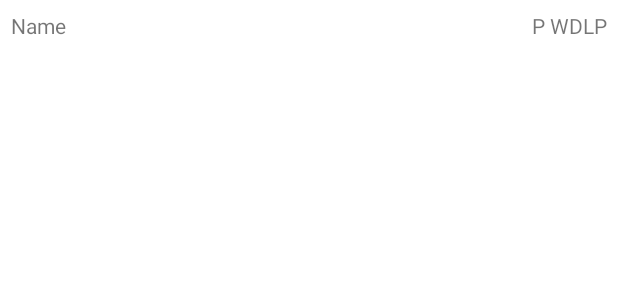
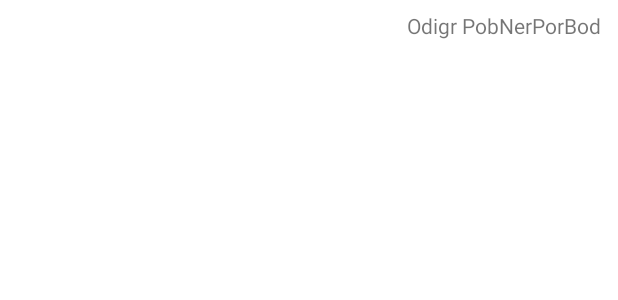
Before and after one commit to lcubakovic/HNLovac, an Android app: the layout item_table.xml on its own in the app's theme, with its tools: preview values and no code run, on a phone screen of 412 x 824 dp. Shown: the top 300 px of the screen. Run offline under Robolectric (Android 15) with nearby library versions, the phone set to English and light mode, and no system bars.

Commit message:
HNlovac tablev2

```diff
--- a/app/src/main/java/cubakoviclv1/ferit/hnlovac/api/ApiInterface.kt
+++ b/app/src/main/java/cubakoviclv1/ferit/hnlovac/api/ApiInterface.kt
@@ -1,14 +1,20 @@
 package cubakoviclv1.ferit.hnlovac.api
 import cubakoviclv1.ferit.hnlovac.model.StandingModel
+import cubakoviclv1.ferit.hnlovac.model.TeamsModel
 import retrofit2.Response
 import retrofit2.http.GET
 import retrofit2.http.Query
 
 interface ApiInterface {
-
     @GET("/api/v1/soccer/standings")
     suspend fun getStandings
             (@Query ("apikey") apiKey: String,
             @Query("season_id") season_id: String
             ): Response<StandingModel>
+
+    @GET("/api/v1/soccer/teams")
+    suspend fun getTeams
+            (@Query ("apikey") apiKey: String,
+             @Query("country_id") country_id: String
+            ): Response<TeamsModel>
     }
--- a/app/src/main/java/cubakoviclv1/ferit/hnlovac/api/Api_inf.kt
+++ b/app/src/main/java/cubakoviclv1/ferit/hnlovac/api/Api_inf.kt
@@ -6,6 +6,9 @@ object Api_inf {
 
     val BASE_URL = "https://app.sportdataapi.com/"
 
+
     val SEASON_ID = "1987"
 
+    val COUNTRY_ID = "35"
+
 }
--- a/app/src/main/java/cubakoviclv1/ferit/hnlovac/ui/StandingsFragment.kt
+++ b/app/src/main/java/cubakoviclv1/ferit/hnlovac/ui/StandingsFragment.kt
@@ -24,7 +24,6 @@ import androidx.recyclerview.widget.RecyclerView
 import com.mikepenz.fastadapter.dsl.genericFastAdapter
 import cubakoviclv1.ferit.hnlovac.StandingsAdapter
 import cubakoviclv1.ferit.hnlovac.databinding.FragmentStandingsBinding
-import cubakoviclv1.ferit.hnlovac.databinding.ItemLayoutBinding
 import cubakoviclv1.ferit.hnlovac.model.DataX
 import cubakoviclv1.ferit.hnlovac.model.Standing
 import kotlinx.coroutines.channels.consumesAll
@@ -56,12 +55,13 @@ class StandingsFragment : Fragment() {
         lifecycleScope.launch (Dispatchers.IO) {
 
             val result = standingsApi.getStandings(Api_inf.API_KEY, Api_inf.SEASON_ID)
+            val teams = standingsApi.getTeams(Api_inf.API_KEY, Api_inf.COUNTRY_ID)
 
             if (result.body() != null) {
                 Log.d("standings", "onCreate: ${result.body()!!.data.standings}" )
 
                 withContext(Dispatchers.Main) {
-                    binding.recyclerView.adapter = StandingsAdapter(requireActivity(),result.body()!!.data.standings)
+                    binding.recyclerView.adapter = StandingsAdapter(requireActivity(),result.body()!!.data.standings )
                 }
             }
         }
--- a/app/src/main/res/layout/item_table.xml
+++ b/app/src/main/res/layout/item_table.xml
@@ -2,76 +2,88 @@
 <LinearLayout xmlns:android="http://schemas.android.com/apk/res/android"
     android:orientation="vertical"
     android:layout_width="fill_parent"
-    android:layout_height="fill_parent"
+    android:layout_height="100dp"
     android:padding="7dp"
     >
     <TableLayout
-        android:layout_width="fill_parent"
-        android:layout_height="fill_parent"
+        android:layout_width="match_parent"
+        android:layout_height="150dp"
         android:stretchColumns="1"
         android:id="@+id/table123">
         <TableRow>
             <TextView
-                android:text="Name"
-                android:id="@+id/team_title">
+                android:layout_width="20dp"
+                android:id="@+id/team_position">
             </TextView>
-            <TextView android:text="P "
-                android:gravity="right"
+            <TextView
+                android:text="Odigr "
+                android:layout_gravity="right"
                 android:id="@+id/team_played">
             </TextView>
-            <TextView android:text="W"
+            <TextView
+                android:text="Pob"
                 android:id="@+id/team_won">
             </TextView>
-            <TextView android:text="D"
+            <TextView
+                android:text="Ner"
                 android:id="@+id/team_drawn">
             </TextView>
-            <TextView android:text="L"
+            <TextView
+                android:text="Por"
                 android:id="@+id/team_lost">
             </TextView>
-            <TextView android:text="P"
+            <TextView
+                android:text="Bod"
                 android:id="@+id/team_points">
             </TextView>
         </TableRow>
 
         <TableRow>
+
+            <ImageView
+                android:id="@+id/item_logo"
+                android:layout_width="15dp"
+                android:layout_height="match_parent"
+                android:padding="2dp"
+                />
             <TextView
                 android:id="@+id/item_title"
-                android:layout_width="fill_parent"
+                android:layout_width="10dp"
                 android:layout_height="wrap_content"
                 android:textAppearance="?android:attr/textAppearanceMedium"
                 android:padding="2dp"
-                android:textSize="20sp" />
+                android:textSize="18sp" />
             <TextView
                 android:id="@+id/item_played"
                 android:layout_width="fill_parent"
                 android:layout_height="wrap_content"
                 android:gravity="right"
                 android:padding="2dp"
-                android:textSize="13sp" />
+                android:textSize="15sp" />
             <TextView
                 android:id="@+id/item_won"
                 android:layout_width="fill_parent"
                 android:layout_height="wrap_content"
                 android:padding="2dp"
-                android:textSize="13sp" />
+                android:textSize="15sp" />
             <TextView
                 android:id="@+id/item_drawn"
                 android:layout_width="fill_parent"
                 android:layout_height="wrap_content"
                 android:padding="2dp"
-                android:textSize="13sp" />
+                android:textSize="15sp" />
             <TextView
                 android:id="@+id/item_lost"
                 android:layout_width="fill_parent"
                 android:layout_height="wrap_content"
                 android:padding="2dp"
-                android:textSize="13sp" />
+                android:textSize="15sp" />
             <TextView
                 android:id="@+id/item_points"
                 android:layout_width="fill_parent"
                 android:layout_height="wrap_content"
                 android:padding="2dp"
-                android:textSize="13sp" />
+                android:textSize="15sp" />
         </TableRow>
     </TableLayout>
 
```
